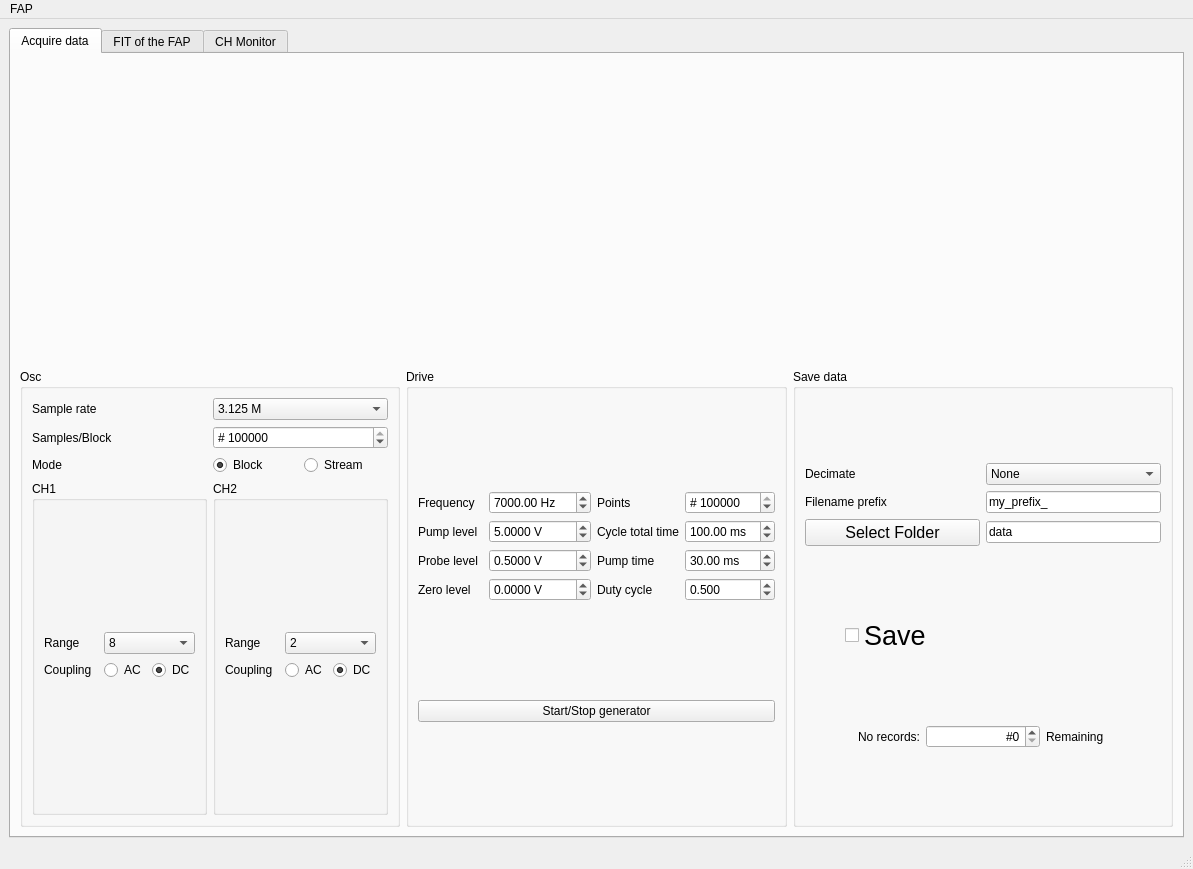
First picture: the form in gui.ui, repository zoran-grujic/FAP-TiePie, before the edit.
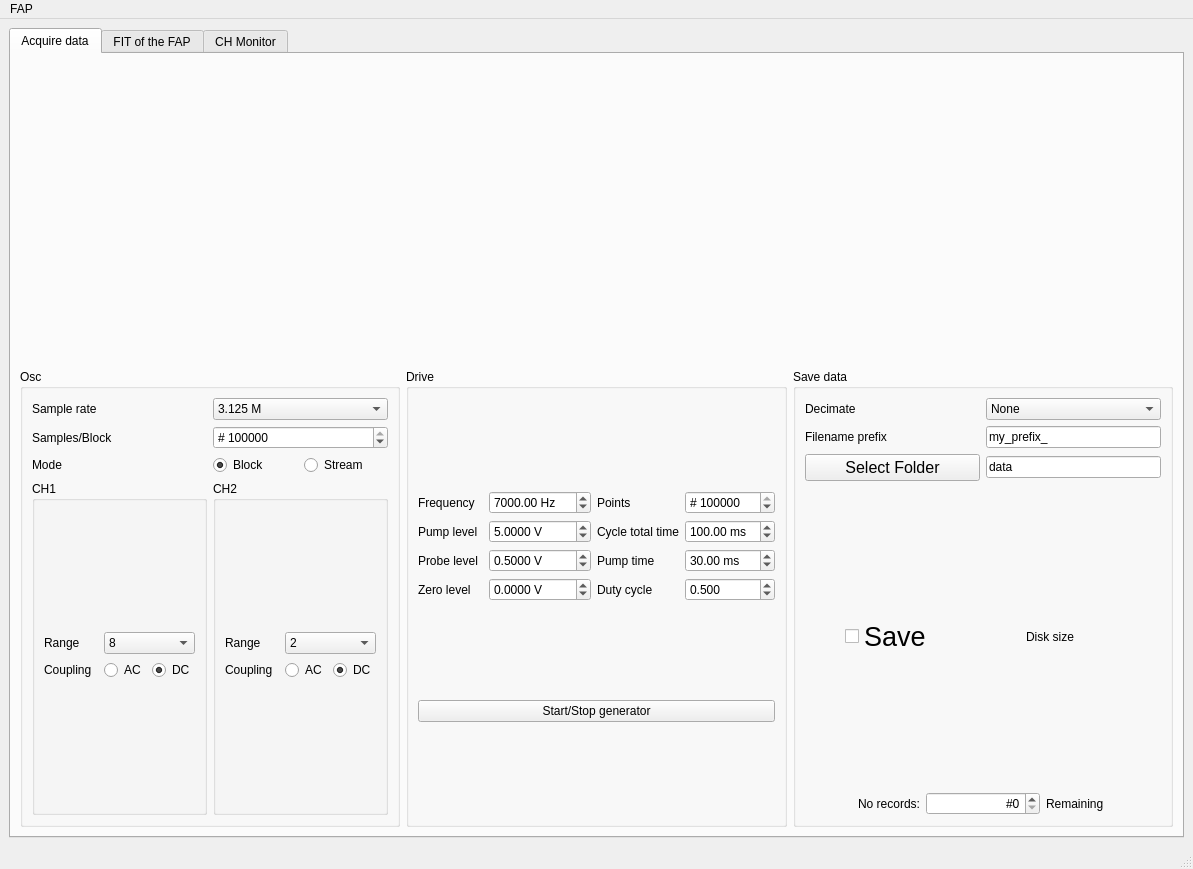
Second picture: the form after the edit. Icons and pictures are not drawn.

Commit message: Set number of recordings to save Add free disk space, Stop recording on error saving file

Diff of the .ui file:
```diff
--- a/gui.ui
+++ b/gui.ui
@@ -792,6 +792,13 @@
                    </property>
                   </spacer>
                  </item>
+                 <item>
+                  <widget class="QLabel" name="label_DiskSpace">
+                   <property name="text">
+                    <string>Disk size</string>
+                   </property>
+                  </widget>
+                 </item>
                 </layout>
                </item>
                <item>
```
The commit also changes 4 other files.
